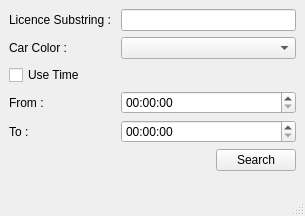
Before: the Qt Designer form UI/Search.ui in rahatzamancse/Traffic-Rules-Violation-Detection, drawn with Qt 5.
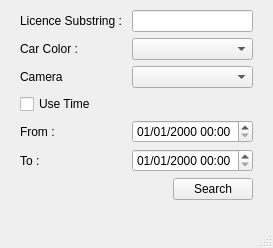
After: the same form once the commit is applied.

What changed in the file:
```diff
--- a/UI/Search.ui
+++ b/UI/Search.ui
@@ -6,8 +6,8 @@
    <rect>
     <x>0</x>
     <y>0</y>
-    <width>305</width>
-    <height>216</height>
+    <width>273</width>
+    <height>248</height>
    </rect>
   </property>
   <property name="windowTitle">
@@ -15,6 +15,18 @@
   </property>
   <widget class="QWidget" name="centralwidget">
    <layout class="QFormLayout" name="formLayout">
+    <property name="leftMargin">
+     <number>20</number>
+    </property>
+    <property name="topMargin">
+     <number>10</number>
+    </property>
+    <property name="rightMargin">
+     <number>20</number>
+    </property>
+    <property name="bottomMargin">
+     <number>10</number>
+    </property>
     <item row="0" column="0">
      <widget class="QLabel" name="substring_label">
       <property name="text">
@@ -36,33 +48,55 @@
      <widget class="QComboBox" name="color"/>
     </item>
     <item row="2" column="0">
+     <widget class="QLabel" name="label">
+      <property name="text">
+       <string>Camera</string>
+      </property>
+     </widget>
+    </item>
+    <item row="2" column="1">
+     <widget class="QComboBox" name="camera">
+      <property name="editable">
+       <bool>false</bool>
+      </property>
+     </widget>
+    </item>
+    <item row="3" column="0">
      <widget class="QCheckBox" name="use_time">
       <property name="text">
        <string>Use Time</string>
       </property>
      </widget>
     </item>
-    <item row="3" column="0">
+    <item row="4" column="0">
      <widget class="QLabel" name="from_label">
       <property name="text">
        <string>From :</string>
       </property>
      </widget>
     </item>
-    <item row="3" column="1">
-     <widget class="QTimeEdit" name="from"/>
-    </item>
-    <item row="4" column="0">
-     <widget class="QLabel" name="to_label">
-      <property name="text">
-       <string>To :</string>
-      </property>
-     </widget>
-    </item>
     <item row="4" column="1">
-     <widget class="QTimeEdit" name="to"/>
+     <widget class="QDateTimeEdit" name="from_time">
+      <property name="displayFormat">
+       <string>dd/MM/yyyy hh:mm</string>
+      </property>
+     </widget>
     </item>
     <item row="5" column="0">
+     <widget class="QLabel" name="to_label">
+      <property name="text">
+       <string>To :</string>
+      </property>
+     </widget>
+    </item>
+    <item row="5" column="1">
+     <widget class="QDateTimeEdit" name="to_time">
+      <property name="displayFormat">
+       <string notr="true">dd/MM/yyyy hh:mm</string>
+      </property>
+     </widget>
+    </item>
+    <item row="6" column="0">
      <spacer name="horizontalSpacer">
       <property name="orientation">
        <enum>Qt::Horizontal</enum>
@@ -75,7 +109,7 @@
       </property>
      </spacer>
     </item>
-    <item row="5" column="1">
+    <item row="6" column="1">
      <layout class="QHBoxLayout" name="horizontalLayout">
       <item>
        <spacer name="horizontalSpacer_2">
```
Left out of the diff: 2 changed lines with no effect on the pictures.
